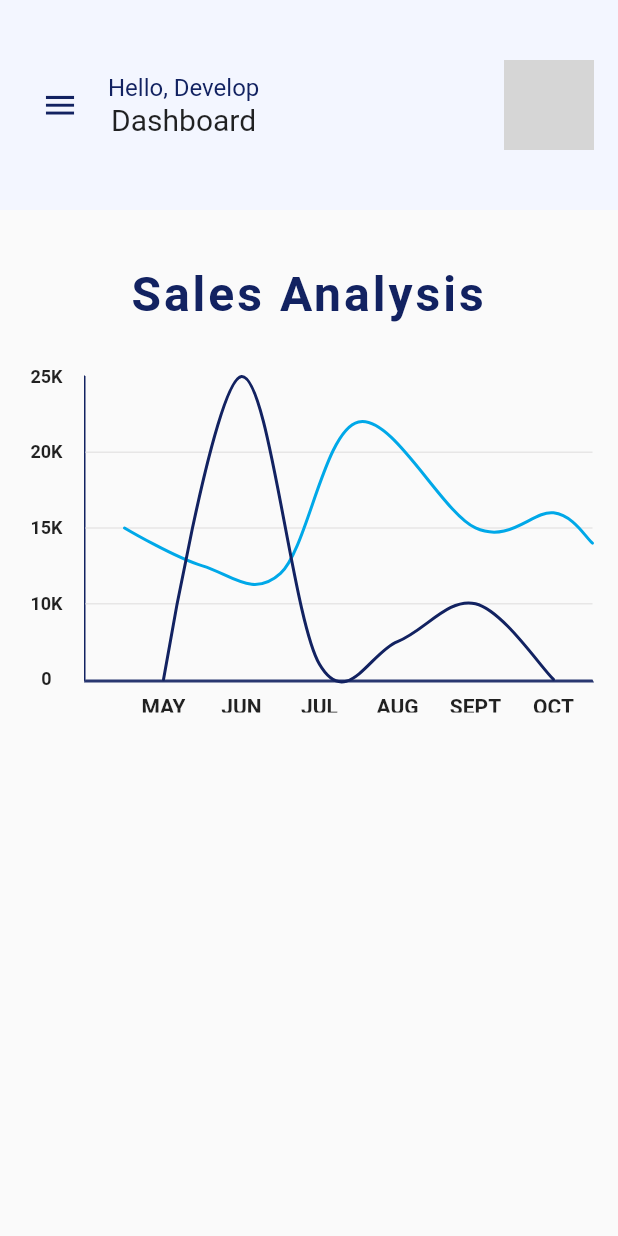
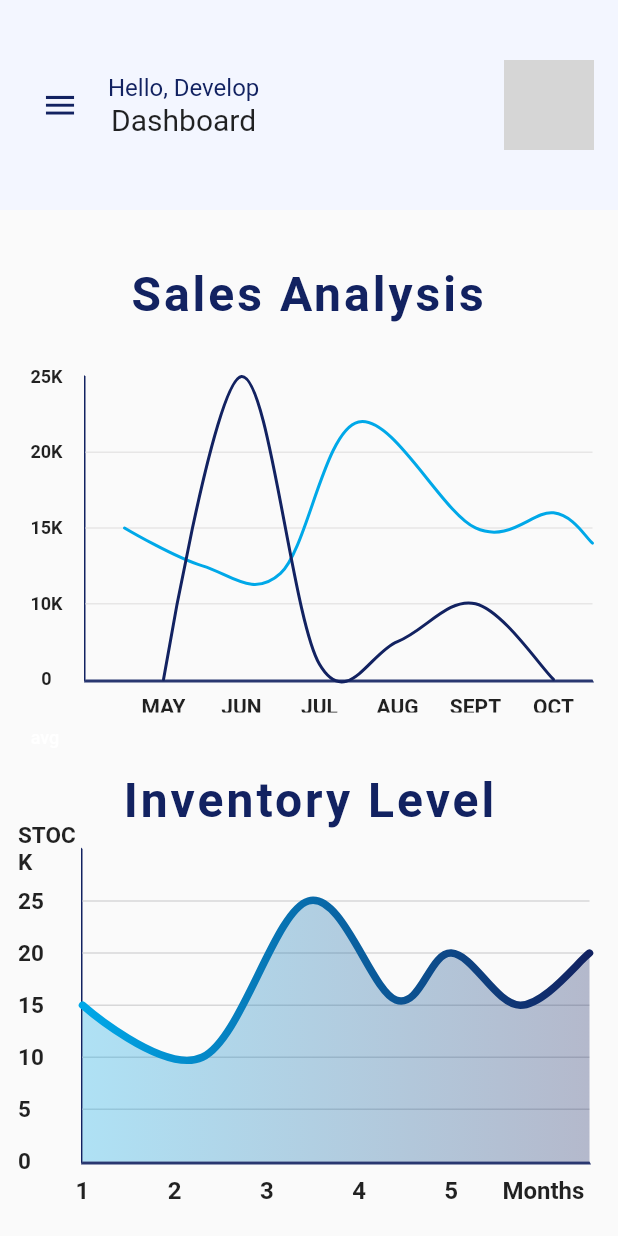
Before and after one commit to talha261/FYP-PureH2O, a Flutter app: the homepage screen opened directly, on a phone screen of 412 x 824 dp. Run offline on Flutter 3.47's test engine with Material 2 defaults, Android fonts, the phone set to English and light mode, and no system bars; drawn by our look-alikes of fl_chart; our stand-ins replace pinput; network calls fail; Roboto replaces fonts that are missing (Poppins500, Poppins600); grey boxes are pictures that could not be loaded.

Commit message:
inventory graph

```diff
--- a/lib/Screeens/Shop/DashBoard.dart
+++ b/lib/Screeens/Shop/DashBoard.dart
@@ -2,6 +2,7 @@ import 'package:flutter/material.dart';
 import 'package:pureh20/Utils/Colors.dart';
 import 'package:pureh20/Widgets/HeaderComponent.dart';
 import '../../Widgets/CustomButtom.dart';
+import '../../Widgets/inventorygraph.dart';
 import '../Auth/login.dart';
 import '../../Widgets/SalesGraph.dart';
 import '../Common/Profile.dart';
@@ -37,9 +38,14 @@ class _homepageState extends State<homepage> {
           ),
           Center(
             child: Container(
-              child: LineChartSample1(),
+              child: Linegraph(),
             ),
           ),
+          Center(
+            child: Container(
+              child: Inventorygraph(),
+            ),
+          )
         ],
       ),
       drawer: Drawer(
--- /dev/null
+++ b/lib/Widgets/InventoryGraph.dart
@@ -0,0 +1,333 @@
+import 'package:fl_chart/fl_chart.dart';
+import 'package:flutter/material.dart';
+import 'package:pureh20/Utils/Colors.dart';
+
+class Inventorygraph extends StatefulWidget {
+  const Inventorygraph({super.key});
+
+  @override
+  State<Inventorygraph> createState() => _InventorygraphState();
+}
+
+class _InventorygraphState extends State<Inventorygraph> {
+  List<Color> gradientColors = [
+    AppColors.primaryColor,
+    AppColors.inputTextColor,
+  ];
+
+  bool showAvg = false;
+
+  @override
+  Widget build(BuildContext context) {
+    return Stack(
+      children: <Widget>[
+        AspectRatio(
+          aspectRatio: 1.20,
+          child: Padding(
+            padding: const EdgeInsets.only(
+              right: 18,
+              left: 12,
+              top: 90,
+              bottom: 12,
+            ),
+            child: LineChart(
+              showAvg ? avgData() : mainData(),
+            ),
+          ),
+        ),
+        const Padding(
+          padding: EdgeInsets.all(40.0),
+          child: Center(
+            child: Text(
+              'Inventory Level',
+              style: TextStyle(
+                color: AppColors.buttonColor,
+                fontSize: 32,
+                fontWeight: FontWeight.bold,
+                letterSpacing: 2,
+              ),
+            ),
+          ),
+        ),
+        SizedBox(
+          width: 60,
+          height: 34,
+          child: TextButton(
+            onPressed: () {
+              setState(() {
+                showAvg = !showAvg;
+              });
+            },
+            child: Text(
+              'avg',
+              style: TextStyle(
+                fontSize: 12,
+                color: showAvg ? Colors.white.withOpacity(0.5) : Colors.white,
+              ),
+            ),
+          ),
+        ),
+      ],
+    );
+  }
+
+  Widget bottomTitleWidgets(double value, TitleMeta meta) {
+    const style = TextStyle(
+      fontWeight: FontWeight.bold,
+      fontSize: 16,
+    );
+    Widget text;
+    switch (value.toInt()) {
+      case 0:
+        text = const Text('1', style: style);
+        break;
+      case 2:
+        text = const Text('2', style: style);
+        break;
+      case 4:
+        text = const Text('3', style: style);
+        break;
+      case 6:
+        text = const Text('4', style: style);
+        break;
+      case 8:
+        text = const Text('5', style: style);
+        break;
+      case 10:
+        text = const Text('Months', style: style);
+        break;
+      default:
+        text = const Text('', style: style);
+        break;
+    }
+
+    return SideTitleWidget(
+      axisSide: meta.axisSide,
+      child: text,
+    );
+  }
+
+  Widget leftTitleWidgets(double value, TitleMeta meta) {
+    const style = TextStyle(
+      fontWeight: FontWeight.bold,
+      fontSize: 15,
+    );
+    String text;
+    switch (value.toInt()) {
+      case 0:
+        text = '0';
+        break;
+      case 1:
+        text = '5';
+        break;
+      case 2:
+        text = '10';
+        break;
+      case 3:
+        text = '15';
+        break;
+      case 4:
+        text = '20';
+        break;
+      case 5:
+        text = '25';
+        break;
+      case 6:
+        text = 'STOCK';
+        break;
+      default:
+        return Container();
+    }
+
+    return Text(text, style: style, textAlign: TextAlign.left);
+  }
+
+  LineChartData mainData() {
+    return LineChartData(
+      gridData: FlGridData(
+        show: true,
+        drawVerticalLine: false,
+        horizontalInterval: 1,
+        verticalInterval: 1,
+        getDrawingHorizontalLine: (value) {
+          return FlLine(
+            color: Color.fromARGB(255, 215, 215, 216),
+            strokeWidth: 1,
+          );
+        },
+        getDrawingVerticalLine: (value) {
+          return FlLine(
+            color: AppColors.inputTextColor,
+            strokeWidth: 1,
+          );
+        },
+      ),
+      titlesData: FlTitlesData(
+        show: true,
+        rightTitles: AxisTitles(
+          sideTitles: SideTitles(showTitles: false),
+        ),
+        topTitles: AxisTitles(
+          sideTitles: SideTitles(showTitles: false),
+        ),
+        bottomTitles: AxisTitles(
+          sideTitles: SideTitles(
+            showTitles: true,
+            reservedSize: 30,
+            interval: 1,
+            getTitlesWidget: bottomTitleWidgets,
+          ),
+        ),
+        leftTitles: AxisTitles(
+          sideTitles: SideTitles(
+            showTitles: true,
+            interval: 1,
+            getTitlesWidget: leftTitleWidgets,
+            reservedSize: 42,
+          ),
+        ),
+      ),
+      borderData: FlBorderData(
+        show: true,
+        border: Border(
+          bottom: BorderSide(
+              color: AppColors.buttonColor.withOpacity(0.9), width: 2),
+          left: const BorderSide(color: AppColors.inputTextColor),
+          right: const BorderSide(color: Colors.transparent),
+          top: const BorderSide(color: Colors.transparent),
+        ),
+      ),
+      minX: 0,
+      maxX: 11,
+      minY: 0,
+      maxY: 6,
+      lineBarsData: [
+        LineChartBarData(
+          spots: const [
+            FlSpot(0, 3),
+            FlSpot(2.6, 2),
+            FlSpot(4.9, 5),
+            FlSpot(6.8, 3.1),
+            FlSpot(8, 4),
+            FlSpot(9.5, 3),
+            FlSpot(11, 4),
+          ],
+          isCurved: true,
+          gradient: LinearGradient(
+            colors: gradientColors,
+          ),
+          barWidth: 5,
+          isStrokeCapRound: true,
+          dotData: FlDotData(
+            show: false,
+          ),
+          belowBarData: BarAreaData(
+            show: true,
+            gradient: LinearGradient(
+              colors: gradientColors
+                  .map((color) => color.withOpacity(0.3))
+                  .toList(),
+            ),
+          ),
+        ),
+      ],
+    );
+  }
+
+  LineChartData avgData() {
+    return LineChartData(
+      lineTouchData: LineTouchData(enabled: false),
+      gridData: FlGridData(
+        show: true,
+        drawHorizontalLine: true,
+        verticalInterval: 1,
+        horizontalInterval: 1,
+        getDrawingVerticalLine: (value) {
+          return FlLine(
+            color: Color(0xff37434d),
+            strokeWidth: 1,
+          );
+        },
+        getDrawingHorizontalLine: (value) {
+          return FlLine(
+            color: Color(0xff37434d),
+            strokeWidth: 1,
+          );
+        },
+      ),
+      titlesData: FlTitlesData(
+        show: true,
+        bottomTitles: AxisTitles(
+          sideTitles: SideTitles(
+            showTitles: true,
+            reservedSize: 30,
+            getTitlesWidget: bottomTitleWidgets,
+            interval: 1,
+          ),
+        ),
+        leftTitles: AxisTitles(
+          sideTitles: SideTitles(
+            showTitles: true,
+            getTitlesWidget: leftTitleWidgets,
+            reservedSize: 42,
+            interval: 1,
+          ),
+        ),
+        topTitles: AxisTitles(
+          sideTitles: SideTitles(showTitles: false),
+        ),
+        rightTitles: AxisTitles(
+          sideTitles: SideTitles(showTitles: false),
+        ),
+      ),
+      borderData: FlBorderData(
+        show: true,
+        border: Border.all(color: const Color(0xff37434d)),
+      ),
+      minX: 0,
+      maxX: 11,
+      minY: 0,
+      maxY: 6,
+      lineBarsData: [
+        LineChartBarData(
+          spots: const [
+            FlSpot(0, 3.44),
+            FlSpot(2.6, 3.44),
+            FlSpot(4.9, 3.44),
+            FlSpot(6.8, 3.44),
+            FlSpot(8, 3.44),
+            FlSpot(9.5, 3.44),
+            FlSpot(11, 3.44),
+          ],
+          isCurved: true,
+          gradient: LinearGradient(
+            colors: [
+              ColorTween(begin: gradientColors[0], end: gradientColors[1])
+                  .lerp(0.2)!,
+              ColorTween(begin: gradientColors[0], end: gradientColors[1])
+                  .lerp(0.2)!,
+            ],
+          ),
+          barWidth: 5,
+          isStrokeCapRound: true,
+          dotData: FlDotData(
+            show: false,
+          ),
+          belowBarData: BarAreaData(
+            show: true,
+            gradient: LinearGradient(
+              colors: [
+                ColorTween(begin: gradientColors[0], end: gradientColors[1])
+                    .lerp(0.2)!
+                    .withOpacity(0.1),
+                ColorTween(begin: gradientColors[0], end: gradientColors[1])
+                    .lerp(0.2)!
+                    .withOpacity(0.1),
+              ],
+            ),
+          ),
+        ),
+      ],
+    );
+  }
+}
--- a/lib/Widgets/SalesGraph.dart
+++ b/lib/Widgets/SalesGraph.dart
@@ -258,14 +258,14 @@ class salesgraph extends StatelessWidget {
       );
 }
 
-class LineChartSample1 extends StatefulWidget {
-  const LineChartSample1({super.key});
+class Linegraph extends StatefulWidget {
+  const Linegraph({super.key});
 
   @override
-  State<StatefulWidget> createState() => LineChartSample1State();
+  State<StatefulWidget> createState() => LinegraphState();
 }
 
-class LineChartSample1State extends State<LineChartSample1> {
+class LinegraphState extends State<Linegraph> {
   late bool isShowingMainData;
 
   @override
```
